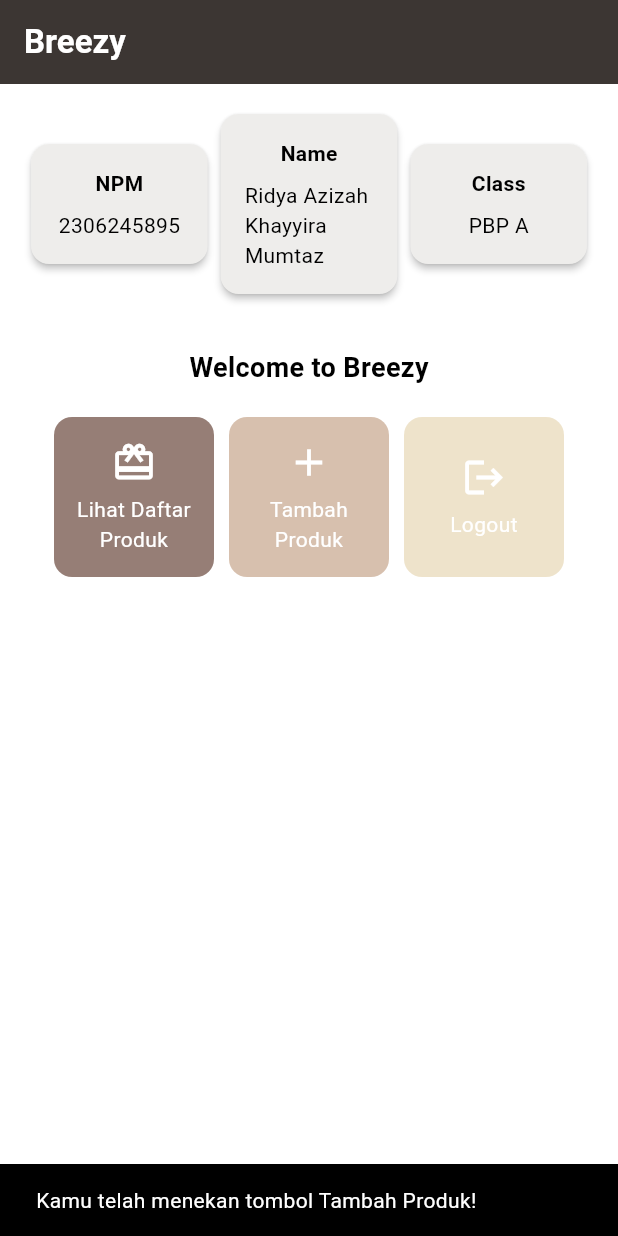
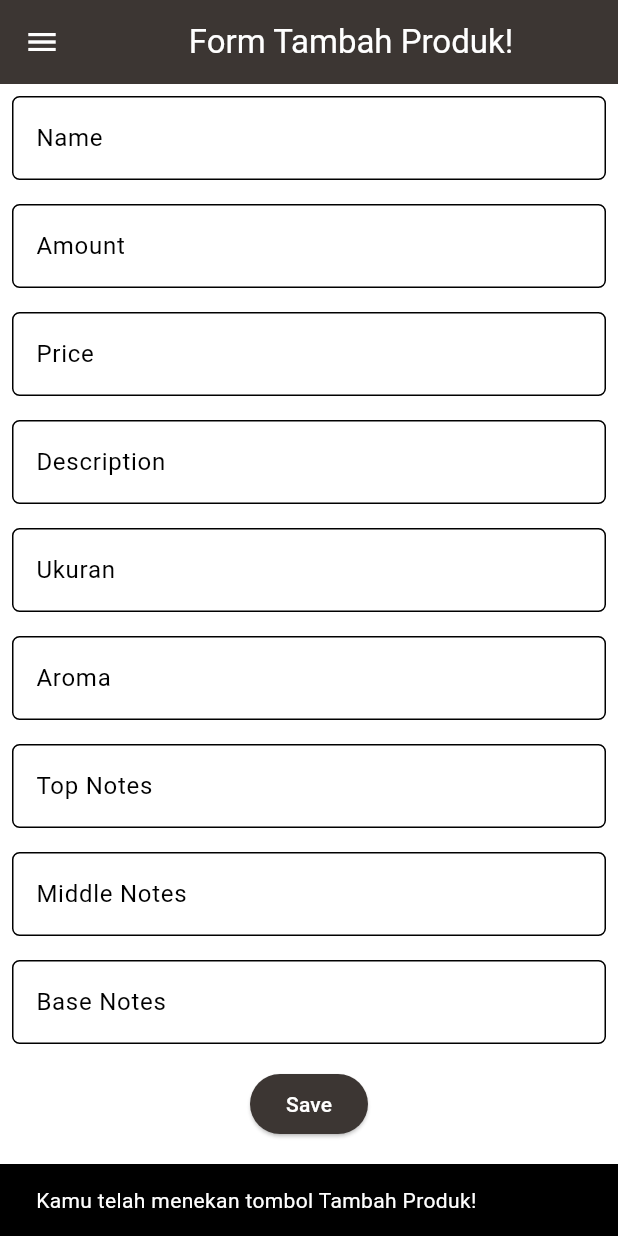
Before and after one commit to ridyaazizahkm/breezy-mobile, a Flutter app: the screen it shows after launch, after a tap on "Tambah Produk", on a phone screen of 412 x 824 dp. Run offline on Flutter 3.47's test engine with Material 3 defaults, Android fonts, the phone set to English and light mode, and no system bars.

Commit message:
tugas 8 selesai

```diff
--- a/lib/main.dart
+++ b/lib/main.dart
@@ -1,5 +1,5 @@
 import 'package:flutter/material.dart';
-import 'package:breezy/menu.dart';
+import 'package:breezy/screens/menu.dart';
 
 void main() {
   runApp(const MyApp());
@@ -29,9 +29,11 @@ class MyApp extends StatelessWidget {
         //
         // This works for code too, not just values: Most code changes can be
         // tested with just a hot reload.
-        colorScheme: ColorScheme.fromSwatch(
-          primarySwatch: Colors.deepPurple,
-        ).copyWith(secondary: Colors.deepPurple[400]),
+
+        colorScheme: ColorScheme.light(
+          primary : (const Color(0xFF3C3633)),
+          secondary: (const Color(0xFF3C3633)),
+        ),
         useMaterial3: true,
       ),
       home: MyHomePage(),
--- a/lib/menu.dart
+++ b/lib/screens/menu.dart
@@ -1,4 +1,6 @@
 import 'package:flutter/material.dart';
+import 'package:breezy/widgets/product_card.dart';
+import 'package:breezy/widgets/left_drawer.dart';
 
 class MyHomePage extends StatelessWidget {
   final String npm = '2306245895'; // NPM
@@ -7,9 +9,9 @@ class MyHomePage extends StatelessWidget {
   MyHomePage({super.key});
 
   final List<ItemHomepage> items = [
-    ItemHomepage("Lihat Daftar Produk", Icons.card_giftcard, Color(0xFF967E76)),
-    ItemHomepage("Tambah Produk", Icons.add, Color(0xFFD7C0AE)),
-    ItemHomepage("Logout", Icons.logout, Color(0xFFEEE3CB)),
+    ItemHomepage("Lihat Daftar Produk", Icons.card_giftcard, const Color(0xFF967E76)),
+    ItemHomepage("Tambah Produk", Icons.add, const Color(0xFFD7C0AE)),
+    ItemHomepage("Logout", Icons.logout, const Color(0xFFEEE3CB)),
   ];
 
   @override
@@ -18,7 +20,7 @@ class MyHomePage extends StatelessWidget {
     return Scaffold(
       // AppBar adalah bagian atas halaman yang menampilkan judul.
       appBar: AppBar(
-        // Judul aplikasi
+        // Judul aplikasi dengan teks putih dan tebal.
         title: const Text(
           'Breezy',
           style: TextStyle(
@@ -27,8 +29,12 @@ class MyHomePage extends StatelessWidget {
           ),
         ),
         // Warna latar belakang AppBar diambil dari skema warna tema aplikasi.
-        backgroundColor: Color(0xFF3C3633),
+        backgroundColor: Theme.of(context).colorScheme.primary,
+        // Mengganti warna icon drawer menjadi putih
+        iconTheme: const IconThemeData(color: Colors.white),
       ),
+      // Masukkan drawer sebagai parameter nilai drawer dari widget Scaffold
+      drawer: const LeftDrawer(),
       // Body halaman dengan padding di sekelilingnya.
       body: Padding(
         padding: const EdgeInsets.all(16.0),
@@ -92,67 +98,6 @@ class MyHomePage extends StatelessWidget {
   }
 }
 
-class ItemHomepage {
-     final String name;
-     final IconData icon;
-     final Color color;
-
-     ItemHomepage(this.name, this.icon, this.color);
- }
-
-class ItemCard extends StatelessWidget {
-  // Menampilkan kartu dengan ikon dan nama.
-
-  final ItemHomepage item;
-
-  const ItemCard(this.item, {super.key});
-
-  @override
-  Widget build(BuildContext context) {
-    return Material(
-      // Menentukan warna latar belakang dari tema aplikasi.
-      color: item.color, // Menggunakan warna yang sudah didefinisikan
-      // Membuat sudut kartu melengkung.
-      borderRadius: BorderRadius.circular(12),
-
-      child: InkWell(
-        // Aksi ketika kartu ditekan.
-        onTap: () {
-          // Menampilkan pesan SnackBar saat kartu ditekan.
-          ScaffoldMessenger.of(context)
-            ..hideCurrentSnackBar()
-            ..showSnackBar(
-              SnackBar(content: Text("Kamu telah menekan tombol ${item.name}!"))
-            );
-        },
-        // Container untuk menyimpan Icon dan Text
-        child: Container(
-          padding: const EdgeInsets.all(8),
-          child: Center(
-            child: Column(
-              // Menyusun ikon dan teks di tengah kartu.
-              mainAxisAlignment: MainAxisAlignment.center,
-              children: [
-                Icon(
-                  item.icon,
-                  color: Colors.white,
-                  size: 30.0,
-                ),
-                const Padding(padding: EdgeInsets.all(3)),
-                Text(
-                  item.name,
-                  textAlign: TextAlign.center,
-                  style: const TextStyle(color: Colors.white),
-                ),
-              ],
-            ),
-          ),
-        ),
-      ),
-    );
-  }
-
-}
 
 class InfoCard extends StatelessWidget {
   // Kartu informasi yang menampilkan title dan content.
@@ -167,7 +112,7 @@ class InfoCard extends StatelessWidget {
     return Card(
       // Membuat kotak kartu dengan bayangan dibawahnya.
       elevation: 2.0,
-      color: Color(0xFFEEEDEB),
+      color: const Color(0xFFEEEDEB),
       child: Container(
         // Mengatur ukuran dan jarak di dalam kartu.
         width: MediaQuery.of(context).size.width / 3.5, // menyesuaikan dengan lebar device yang digunakan.
--- /dev/null
+++ b/lib/screens/productentry_form.dart
@@ -0,0 +1,323 @@
+import 'package:flutter/material.dart';
+import 'package:breezy/widgets/left_drawer.dart';
+
+class ProductEntryFormPage extends StatefulWidget {
+  const ProductEntryFormPage ({super.key});
+
+  @override
+  State<ProductEntryFormPage> createState() => _ProductEntryFormPageState();
+}
+
+class _ProductEntryFormPageState extends State<ProductEntryFormPage> {
+  final _formKey = GlobalKey<FormState>();
+	String _name = "";
+  int _amount = 0;
+	int _price = 0;
+	String _description = "";
+  String _ukuran = "";
+  String _aroma = "";
+  String _top = "";
+  String _middle = "";
+  String _base = "";
+  @override
+  Widget build(BuildContext context) {
+    return Scaffold(
+      appBar: AppBar(
+        title: const Center(
+          child: Text(
+            'Form Tambah Produk!',
+          ),
+        ),
+        backgroundColor: Theme.of(context).colorScheme.primary,
+        foregroundColor: Colors.white,
+      ),
+      // Tambahkan drawer yang sudah dibuat di sini
+      drawer: const LeftDrawer(),
+      body: Form(
+        key: _formKey,
+        child: SingleChildScrollView(
+          child: Column(
+            crossAxisAlignment: CrossAxisAlignment.start,
+            children: [
+              Padding(
+                padding: const EdgeInsets.all(8.0),
+                child: TextFormField(
+                  decoration: InputDecoration(
+                    hintText: "Name",
+                    labelText: "Name",
+                    border: OutlineInputBorder(
+                      borderRadius: BorderRadius.circular(5.0),
+                    ),
+                  ),
+                  onChanged: (String? value) {
+                    setState(() {
+                      _name = value!;
+                    });
+                  },
+                  validator: (String? value) {
+                    if (value == null || value.isEmpty) {
+                      return "Name tidak boleh kosong!";
+                    }
+                    if (value.length > 255) {
+                      return "Maksimal panjang 255 karakter";
+                    }
+                    return null;
+                  },
+                ),
+              ),
+              Padding(
+                padding: const EdgeInsets.all(8.0),
+                child: TextFormField(
+                  decoration: InputDecoration(
+                    hintText: "Amount",
+                    labelText: "Amount",
+                    border: OutlineInputBorder(
+                      borderRadius: BorderRadius.circular(5.0),
+                    ),
+                  ),
+                  onChanged: (String? value) {
+                    setState(() {
+                      _amount = int.tryParse(value!) ?? 0;
+                    });
+                  },
+                  validator: (String? value) {
+                    if (value == null || value.isEmpty) {
+                      return "Amount tidak boleh kosong!";
+                    }
+                    if (int.tryParse(value) == null) {
+                      return "Amount harus berupa angka!";
+                    }
+                     if (int.parse(value) < 0) {
+                      return "Amount tidak boleh negatif";
+                    }
+                    return null;
+                  },
+                ),
+              ),
+              Padding(
+                padding: const EdgeInsets.all(8.0),
+                child: TextFormField(
+                  decoration: InputDecoration(
+                    hintText: "Price",
+                    labelText: "Price",
+                    border: OutlineInputBorder(
+                      borderRadius: BorderRadius.circular(5.0),
+                    ),
+                  ),
+                  onChanged: (String? value) {
+                    setState(() {
+                      _price = int.tryParse(value!) ?? 0;
+                    });
+                  },
+                  validator: (String? value) {
+                    if (value == null || value.isEmpty) {
+                      return "Price tidak boleh kosong!";
+                    }
+                    if (int.tryParse(value) == null) {
+                      return "Price harus berupa angka!";
+                    }
+                     if (int.parse(value) < 0) {
+                      return "Price tidak boleh negatif";
+                    }
+                    return null;
+                  },
+                ),
+              ),
+              Padding(
+                padding: const EdgeInsets.all(8.0),
+                child: TextFormField(
+                  decoration: InputDecoration(
+                    hintText: "Description",
+                    labelText: "Description",
+                    border: OutlineInputBorder(
+                      borderRadius: BorderRadius.circular(5.0),
+                    ),
+                  ),
+                  onChanged: (String? value) {
+                    setState(() {
+                      _description = value!;
+                    });
+                  },
+                  validator: (String? value) {
+                    if (value == null || value.isEmpty) {
+                      return "Description tidak boleh kosong!";
+                    }
+                    return null;
+                  },
+                ),
+              ),
+              Padding(
+                padding: const EdgeInsets.all(8.0),
+                child: TextFormField(
+                  decoration: InputDecoration(
+                    hintText: "Ukuran",
+                    labelText: "Ukuran",
+                    border: OutlineInputBorder(
+                      borderRadius: BorderRadius.circular(5.0),
+                    ),
+                  ),
+                  onChanged: (String? value) {
+                    setState(() {
+                      _ukuran = value!;
+                    });
+                  },
+                  validator: (String? value) {
+                    if (value == null || value.isEmpty) {
+                      return "Ukuran tidak boleh kosong!";
+                    }
+                    return null;
+                  },
+                ),
+              ),
+              Padding(
+                padding: const EdgeInsets.all(8.0),
+                child: TextFormField(
+                  decoration: InputDecoration(
+                    hintText: "Aroma",
+                    labelText: "Aroma",
+                    border: OutlineInputBorder(
+                      borderRadius: BorderRadius.circular(5.0),
+                    ),
+                  ),
+                  onChanged: (String? value) {
+                    setState(() {
+                      _aroma = value!;
+                    });
+                  },
+                  validator: (String? value) {
+                    if (value == null || value.isEmpty) {
+                      return "Aroma tidak boleh kosong!";
+                    }
+                    return null;
+                  },
+                ),
+              ),
+              Padding(
+                padding: const EdgeInsets.all(8.0),
+                child: TextFormField(
+                  decoration: InputDecoration(
+                    hintText: "Top Notes",
+                    labelText: "Top Notes",
+                    border: OutlineInputBorder(
+                      borderRadius: BorderRadius.circular(5.0),
+                    ),
+                  ),
+                  onChanged: (String? value) {
+                    setState(() {
+                      _top = value!;
+                    });
+                  },
+                  validator: (String? value) {
+                    if (value == null || value.isEmpty) {
+                      return "Top Notes tidak boleh kosong!";
+                    }
+                    return null;
+                  },
+                ),
+              ),
+              Padding(
+                padding: const EdgeInsets.all(8.0),
+                child: TextFormField(
+                  decoration: InputDecoration(
+                    hintText: "Middle Notes",
+                    labelText: "Middle Notes",
+                    border: OutlineInputBorder(
+                      borderRadius: BorderRadius.circular(5.0),
+                    ),
+                  ),
+                  onChanged: (String? value) {
+                    setState(() {
+                      _middle = value!;
+                    });
+                  },
+                  validator: (String? value) {
+                    if (value == null || value.isEmpty) {
+                      return "Middle Notes tidak boleh kosong!";
+                    }
+                    return null;
+                  },
+                ),
+              ),
+              Padding(
+                padding: const EdgeInsets.all(8.0),
+                child: TextFormField(
+                  decoration: InputDecoration(
+                    hintText: "Base Notes",
+                    labelText: "Base Notes",
+                    border: OutlineInputBorder(
+                      borderRadius: BorderRadius.circular(5.0),
+                    ),
+                  ),
+                  onChanged: (String? value) {
+                    setState(() {
+                      _base = value!;
+                    });
+                  },
+                  validator: (String? value) {
+                    if (value == null || value.isEmpty) {
+                      return "Base Notes tidak boleh kosong!";
+                    }
+                    return null;
+                  },
+                ),
+              ),
+              Align(
+                alignment: Alignment.bottomCenter,
+                child: Padding(
+                  padding: const EdgeInsets.all(8.0),
+                  child: ElevatedButton(
+                    style: ButtonStyle(
+                      backgroundColor: WidgetStateProperty.all(
+                          Theme.of(context).colorScheme.primary),
+                    ),
+                    onPressed: () {
+                      if (_formKey.currentState!.validate()) {
+                        showDialog(
+                          context: context,
+                          builder: (context) {
+                            return AlertDialog(
+                              title: const Text('Product berhasil tersimpan'),
+                              content: SingleChildScrollView(
+                                child: Column(
+                                  crossAxisAlignment: CrossAxisAlignment.start,
+                                  children: [
+                                    Text('Name: $_name'),
+                                    Text('Amount: $_amount'),
+                                    Text('Price: $_price'),
+                                    Text('Description: $_description'),
+                                    Text('Ukuran: $_ukuran'),
+                                    Text('Aroma: $_aroma'),
+                                    Text('Top Notes: $_top'),
+                                    Text('Middle Notes: $_middle'),
+                                    Text('Base Notes: $_base')
+                                  ],
+                                ),
+                              ),
+                              actions: [
+                                TextButton(
+                                  child: const Text('OK'),
+                                  onPressed: () {
+                                    Navigator.pop(context);
+                                    _formKey.currentState!.reset();
+                                  },
+                                ),
+                              ],
+                            );
+                          },
+                        );
+                      }
+                    },
+                    child: const Text(
+                      "Save",
+                      style: TextStyle(color: Colors.white),
+                    ),
+                  ),
+                ),
+              ),
+            ],
+          ),
+        ),
+      )
+    );
+  }
+}
--- /dev/null
+++ b/lib/widgets/left_drawer.dart
@@ -0,0 +1,69 @@
+import 'package:breezy/screens/productentry_form.dart';
+import 'package:flutter/material.dart';
+import 'package:breezy/screens/menu.dart';
+
+class LeftDrawer extends StatelessWidget {
+  const LeftDrawer({super.key});
+
+  @override
+  Widget build(BuildContext context) {
+    return Drawer(
+      child: ListView(
+        children: [
+          DrawerHeader(
+            decoration: BoxDecoration(
+              color: Theme.of(context).colorScheme.primary,
+            ),
+            child: const Column(
+              children: [
+                Text(
+                  'Breezy!',
+                    textAlign: TextAlign.center,
+                    style: TextStyle(
+                      fontSize: 24,
+                      fontWeight: FontWeight.bold,
+                      color: Colors.white,
+                    ),
+                  ),
+                  Padding(padding: EdgeInsets.all(8)),
+                  Text(
+                    "Feel the breeze",
+                    textAlign: TextAlign.center,
+                    style: TextStyle(
+                      fontSize: 15,
+                      fontWeight: FontWeight.bold,
+                      color: Colors.white,
+                    ),
+                  ),
+                ],
+              ),
+            ),
+            ListTile(
+              leading: const Icon(Icons.home_outlined),
+              title: const Text('Halaman Utama'),
+              // Bagian redirection ke MyHomePage
+              onTap: () {
+                Navigator.pushReplacement(
+                    context,
+                    MaterialPageRoute(
+                      builder: (context) => MyHomePage(),
+                    ));
+              },
+            ),
+            ListTile(
+              leading: const Icon(Icons.card_giftcard),
+              title: const Text('Tambah Produk'),
+              // Bagian redirection ke FormPage
+              onTap: () {
+                Navigator.pushReplacement(
+                  context,
+                  MaterialPageRoute(
+                    builder: (context) => const ProductEntryFormPage(),
+                  ));
+              },
+            ),
+        ],
+      ),
+    );
+  }
+}
--- /dev/null
+++ b/lib/widgets/product_card.dart
@@ -0,0 +1,70 @@
+import 'package:flutter/material.dart';
+import 'package:breezy/screens/productentry_form.dart';
+class ItemHomepage {
+     final String name;
+     final IconData icon;
+     final Color color;
+
+     ItemHomepage(this.name, this.icon, this.color);
+ }
+
+class ItemCard extends StatelessWidget {
+  // Menampilkan kartu dengan ikon dan nama.
+
+  final ItemHomepage item;
+
+  const ItemCard(this.item, {super.key});
+
+  @override
+  Widget build(BuildContext context) {
+    return Material(
+      // Menentukan warna latar belakang dari tema aplikasi.
+      color: item.color, // Menggunakan warna yang sudah didefinisikan
+      // Membuat sudut kartu melengkung.
+      borderRadius: BorderRadius.circular(12),
+
+      child: InkWell(
+        // Aksi ketika kartu ditekan.
+        onTap: () {
+          // Menampilkan pesan SnackBar saat kartu ditekan.
+          ScaffoldMessenger.of(context)
+            ..hideCurrentSnackBar()
+            ..showSnackBar(
+              SnackBar(content: Text("Kamu telah menekan tombol ${item.name}!"))
+            );
+          // Navigate ke route yang sesuai (tergantung jenis tombol)
+          if (item.name == "Tambah Produk") {
+            Navigator.push(
+              context,
+              MaterialPageRoute(builder: (context) => const ProductEntryFormPage()),
+            );
+          }
+        },
+        // Container untuk menyimpan Icon dan Text
+        child: Container(
+          padding: const EdgeInsets.all(8),
+          child: Center(
+            child: Column(
+              // Menyusun ikon dan teks di tengah kartu.
+              mainAxisAlignment: MainAxisAlignment.center,
+              children: [
+                Icon(
+                  item.icon,
+                  color: Colors.white,
+                  size: 30.0,
+                ),
+                const Padding(padding: EdgeInsets.all(3)),
+                Text(
+                  item.name,
+                  textAlign: TextAlign.center,
+                  style: const TextStyle(color: Colors.white),
+                ),
+              ],
+            ),
+          ),
+        ),
+      ),
+    );
+  }
+
+}
```
Also changed, not shown: 1 other file.
